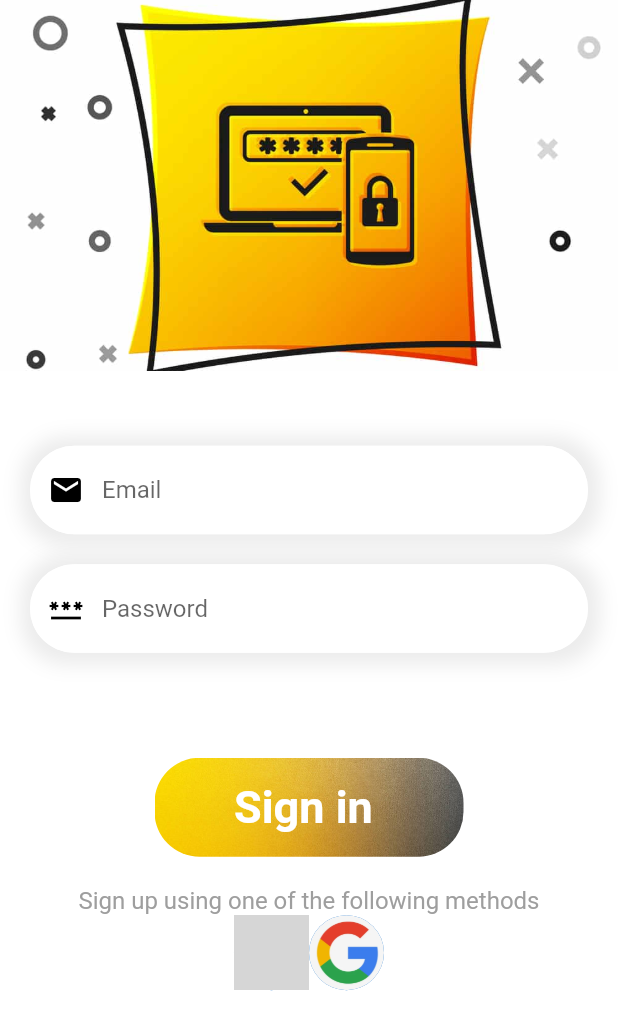
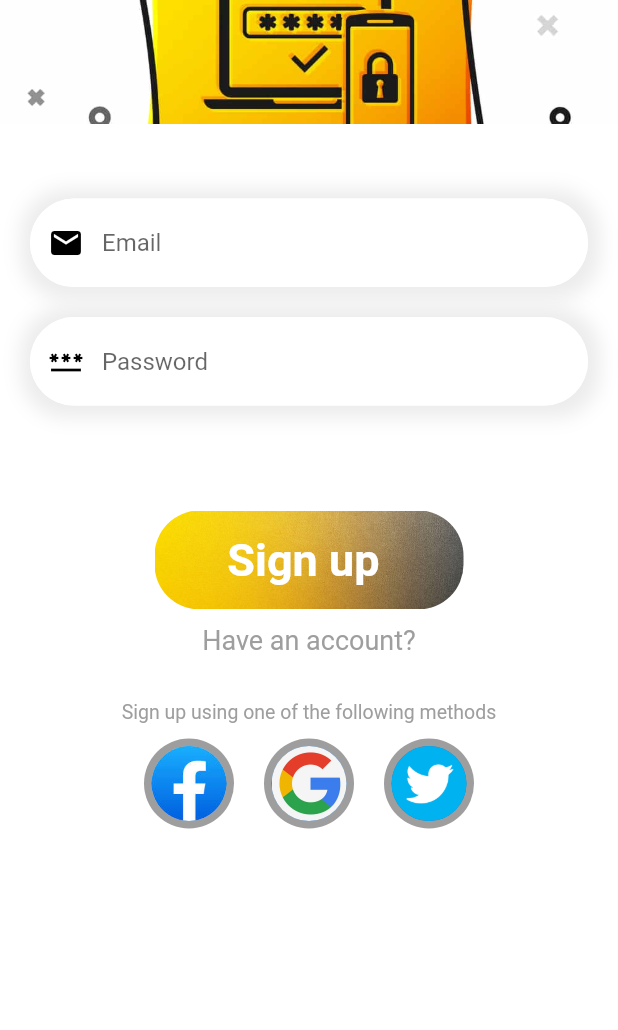
Before and after one commit to Afaf997/authrntication_using_firebase, a Flutter app: the SignUpScreen screen opened directly, on a phone screen of 412 x 824 dp. Shown: the top 1030 px of the screen. Run offline on Flutter 3.47's test engine with Material 2 defaults, Android fonts, the light colour scheme and no system bars; our stand-ins replace firebase_auth, firebase_core, get; accounts and stored records are empty; grey boxes are pictures that could not be loaded.

Commit message:
updated my project

```diff
--- a/lib/app/modules/Authentication/views/signUp_view.dart
+++ b/lib/app/modules/Authentication/views/signUp_view.dart
@@ -1,12 +1,18 @@
+import 'package:flutter/gestures.dart';
 import 'package:flutter/material.dart';
+import 'package:get/get.dart';
+import 'package:taskappfirebase/app/modules/Authentication/controllers/auth_controller.dart';
 
 class SignUpScreen extends StatelessWidget {
   const SignUpScreen({super.key});
 
   @override
   Widget build(BuildContext context) {
+   var emailController =TextEditingController();
+   var passwordController =TextEditingController();
+
    List images =[
-     "fb.avif", "google.webp",
+     "fbb.jpg", "google.webp" ,"tt.png",
    ];
 
     double wt= MediaQuery.of(context).size.width;
@@ -17,7 +23,7 @@ class SignUpScreen extends StatelessWidget {
         children: [
         Container(
           width: wt,
-          height:ht*0.3,
+          height:ht*0.1,
           decoration: const BoxDecoration(
             image:DecorationImage(image:AssetImage("assets/img/sn2.jpg"),
             fit: BoxFit.cover)
@@ -39,15 +45,16 @@ class SignUpScreen extends StatelessWidget {
                 color: Colors.grey.withOpacity(0.2))
               ]),
               child: TextFormField(
+                controller: emailController,
                  decoration: InputDecoration(
                   hintText: "Email",
-                  prefixIcon: Icon(Icons.email,color:Colors.black),
+                  prefixIcon:const Icon(Icons.email,color:Colors.black),
                   focusedBorder:  OutlineInputBorder(
                     borderRadius:BorderRadius.circular(30),
-                    borderSide: BorderSide(color: Colors.white,width: 1.0)
+                    borderSide:const BorderSide(color: Colors.white,width: 1.0)
                   ),
                   enabledBorder: OutlineInputBorder(borderRadius:BorderRadius.circular(30),
-                    borderSide: BorderSide(color: Colors.white,width: 1.0)),
+                    borderSide:const BorderSide(color: Colors.white,width: 1.0)),
                   border: OutlineInputBorder(
                     borderRadius: BorderRadius.circular(30)
                   )
@@ -64,6 +71,8 @@ class SignUpScreen extends StatelessWidget {
                 color: Colors.grey.withOpacity(0.2))
               ]),
               child: TextFormField(
+                controller: passwordController,
+                obscureText: true,
                  decoration: InputDecoration(
                     hintText: "Password",
                   prefixIcon: Icon(Icons.password,color:Colors.black),
@@ -82,7 +91,12 @@ class SignUpScreen extends StatelessWidget {
            ],
         ),),
         const SizedBox(height: 70,),
-         Container(
+         GestureDetector(
+          onTap: (){
+              FocusScope.of(context).unfocus();
+            AuthController.instance.register(emailController.text, passwordController.text);
+          },
+           child: Container(
             width: wt*0.5,
             height:ht*0.08,
             decoration:  BoxDecoration(
@@ -90,19 +104,36 @@ class SignUpScreen extends StatelessWidget {
               image:const DecorationImage(image:AssetImage("assets/img/by.jpg"),
               fit: BoxFit.cover)
             ),
-          child:const Center(child: Text("Sign in ",style: TextStyle(fontSize: 30,fontWeight: FontWeight.bold,color: Colors.white),)),
+            child:const Center(child: Text("Sign up ",style: TextStyle(fontSize: 30,fontWeight: FontWeight.bold,color: Colors.white),)),
                  ),
-        const SizedBox(height:20,),
-        RichText(text: TextSpan(text: "Sign up using one of the following methods",
-        style: TextStyle(color: Colors.grey[500],fontSize: 16),
+         ),
+        const SizedBox(height:10,),
+            RichText(text: TextSpan(
+              recognizer:TapGestureRecognizer()..onTap=()=>Get.back(),
+              text: "Have an account?",
+        style: TextStyle(color: Colors.grey[500],fontSize: 18),
+        )),
+             const SizedBox(height: 30,),
+        RichText(text: TextSpan(
+          recognizer: TapGestureRecognizer()..onTap=()=>Get.back(),
+          text: "Sign up using one of the following methods",
+        style: TextStyle(color: Colors.grey[500],fontSize: 13),
         )),
         Wrap(
           children: List<Widget>.generate(
-            2, (index) =>  CircleAvatar(
+            3, (index){
+              return Padding(
+                padding:const EdgeInsets.all(10),
+                child: CircleAvatar(
+                radius: 30,
+                backgroundColor: Colors.grey[500],
+                child: CircleAvatar(
                   radius: 25,backgroundImage: AssetImage(
                     "assets/img/"+images[index]
                   ),
-            )),
+                ),
+                          ),
+              );}),
         )
             ],),
 
--- /dev/null
+++ b/lib/app/modules/profile/widget/text_string.dart
@@ -0,0 +1,2 @@
+const String tProfile ="Profile";
+const String tEditProfile ="Edit Profile";
--- a/lib/app/routes/app_pages.dart
+++ b/lib/app/routes/app_pages.dart
@@ -1,5 +1,8 @@
 import 'package:get/get.dart';
 import 'package:taskappfirebase/app/modules/Authentication/views/signUp_view.dart';
+import 'package:taskappfirebase/app/modules/Authentication/views/splashScreen.dart';
+import 'package:taskappfirebase/app/modules/Authentication/views/welcome_view.dart';
+import 'package:taskappfirebase/app/modules/profile/view/profile_screen.dart';
 
 import '../modules/Authentication/bindings/auth_binding.dart';
 import '../modules/Authentication/views/login_view.dart';
@@ -14,7 +17,7 @@ class AppPages {
   static final routes = [
     GetPage(
       name: _Paths.HOME,
-      page: () => const SignUpScreen(),
+      page: () => const LoginScreen(),
       binding: HomeBinding(),
     ),
   ];
```
Also changed, not shown: lib/app/modules/Authentication/bindings/auth_binding.dart (+5 -3 lines), lib/app/modules/Authentication/controllers/auth_controller.dart (+57 -12 lines), lib/app/modules/Authentication/views/login_view.dart (+35 -14 lines), lib/app/modules/Authentication/views/splashScreen.dart (added, +23 -0 lines), lib/app/modules/Authentication/views/welcome_view.dart (added, +60 -0 lines), lib/app/modules/profile/view/profile_screen.dart (added, +24 -0 lines), lib/main.dart (+6 -3 lines), pubspec.yaml (+3 -5 lines), assets/img/images-2 8.55.21 PM.jpg (renamed from assets/img/images-2.jpg), assets/img/t.svg.webp (deleted), assets/img/tt.png (added), assets/img/wy.jpg (deleted), lib/app/modules/profile/controller/profile_controller.dart (added), lib/app/modules/profile/view/update_profile.dart (added), 1 more files. Lines whose indentation alone changed are shown as unchanged.
